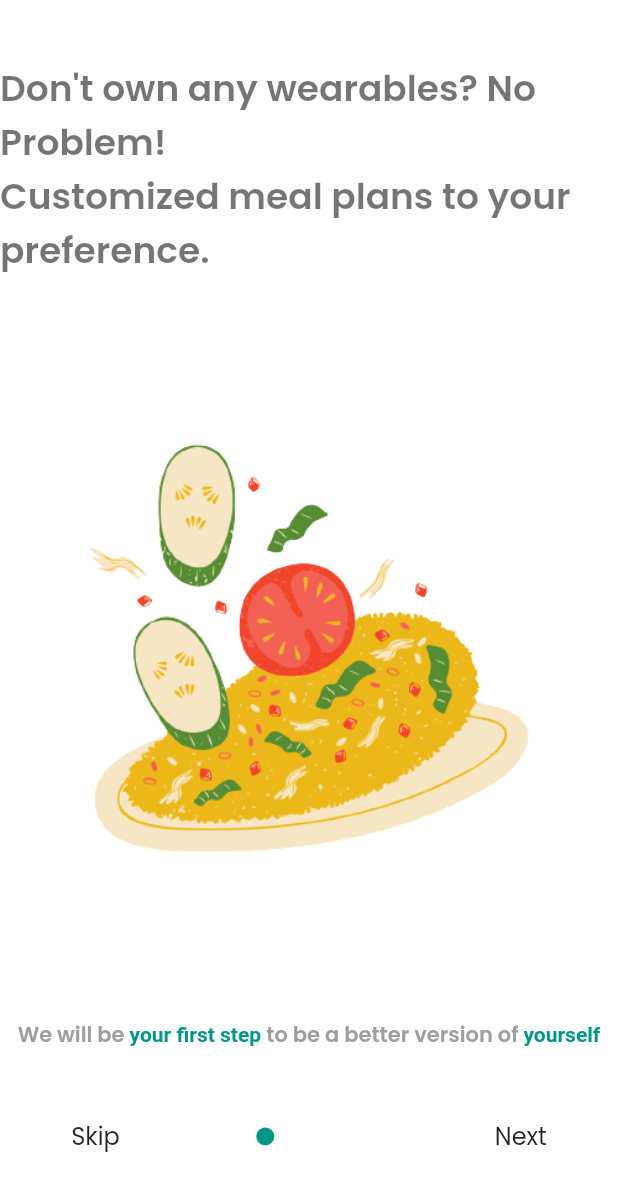
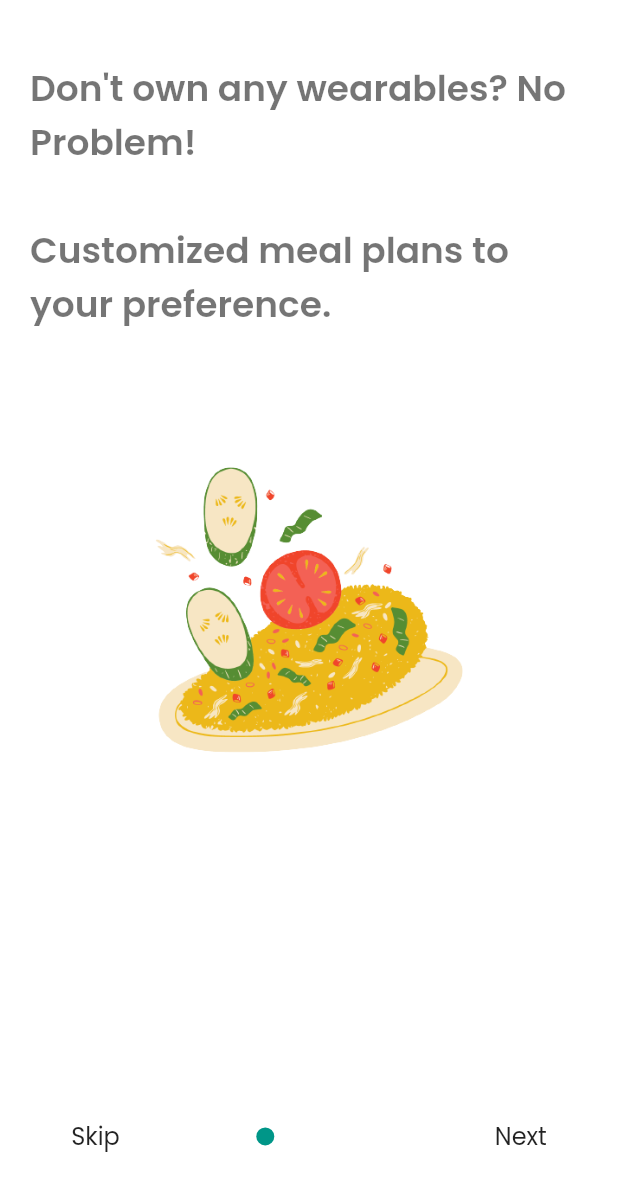
Before and after one commit to IndunilAravinda/IIT-SDGP---EatRight-FLutter-App, a Flutter app: the OnBoardingPage screen opened directly, on a phone screen of 412 x 824 dp. Shown: the top 1191 px of the screen. Run offline on Flutter 3.47's test engine with Material 2 defaults, Android fonts, the phone set to English and light mode, and no system bars; our stand-ins replace cloud_firestore, firebase_auth, firebase_core, flutter_svg, shared_preferences and 2 more; missing offline and left inert: dart:ffi, firebase_ml_model_downloader, tflite_flutter; accounts and stored records are empty; project files that could hold a hidden picture were left out.

Commit message:
UI overflow fixed

```diff
--- a/lib/screens/onboarding/components/body.dart
+++ b/lib/screens/onboarding/components/body.dart
@@ -65,13 +65,16 @@ class _OnBoardingPageState extends State<OnBoardingPage> {
                   SizedBox(
                     height: sizeV * 5,
                   ),
-                  Text(onboardingContents[index].title,
-                      style: Theme.of(context).textTheme.headline1),
+                  Container(
+                      padding: EdgeInsetsDirectional.fromSTEB(20, 0, 20, 0),
+                      child: Text(onboardingContents[index].title,
+                          style: Theme.of(context).textTheme.headline1)),
+
                   SizedBox(
                     height: sizeV * 5,
                   ),
                   Container(
-                    height: sizeV * 50,
+                    height: sizeV * 35,
                     child: Image.asset(
                       onboardingContents[index].image,
                       fit: BoxFit.contain,
@@ -80,28 +83,28 @@ class _OnBoardingPageState extends State<OnBoardingPage> {
                   SizedBox(
                     height: sizeV * 5,
                   ),
-                  RichText(
-                    textAlign: TextAlign.center,
-                    text: TextSpan(
-                      style: Theme.of(context).textTheme.bodyText2,
-                      children: [
-                        TextSpan(text: 'We will be '),
-                        TextSpan(
-                            text: 'your first step ',
-                            style: TextStyle(
-                              color: Theme.of(context).primaryColor,
-                            )),
-                        TextSpan(text: 'to be a better '),
-                        TextSpan(text: 'version of '),
-                        TextSpan(
-                          text: 'yourself ',
-                          style: TextStyle(
-                            color: Theme.of(context).primaryColor,
-                          ),
-                        ),
-                      ],
-                    ),
-                  ),
+                  // RichText(
+                  //   textAlign: TextAlign.center,
+                  //   text: TextSpan(
+                  //     style: Theme.of(context).textTheme.bodyText2,
+                  //     children: [
+                  //       TextSpan(text: 'We will be '),
+                  //       TextSpan(
+                  //           text: 'your first step ',
+                  //           style: TextStyle(
+                  //             color: Theme.of(context).primaryColor,
+                  //           )),
+                  //       TextSpan(text: 'to be a better '),
+                  //       TextSpan(text: 'version of '),
+                  //       TextSpan(
+                  //         text: 'yourself ',
+                  //         style: TextStyle(
+                  //           color: Theme.of(context).primaryColor,
+                  //         ),
+                  //       ),
+                  //     ],
+                  //   ),
+                  // ),
                   SizedBox(
                     height: sizeV * 5,
                   ),
@@ -118,11 +121,11 @@ class _OnBoardingPageState extends State<OnBoardingPage> {
                         buttonName: 'Get Started',
                         onPressed: () async {
                           await Navigator.push(
-                          context,
-                          MaterialPageRoute(
-                            builder: (context) => CreateProfilePageWidget(),
-                          ),
-                        );
+                            context,
+                            MaterialPageRoute(
+                              builder: (context) => CreateProfilePageWidget(),
+                            ),
+                          );
                         },
                         bgColor: Theme.of(context).primaryColor,
                       )
--- a/lib/screens/onboarding/components/onboarding_info.dart
+++ b/lib/screens/onboarding/components/onboarding_info.dart
@@ -11,21 +11,22 @@ class OnBoarding {
 List<OnBoarding> onboardingContents = [
   OnBoarding(
     title:
-        "Don't own any wearables? No Problem!\nCustomized meal plans to your preference.",
+        "Don't own any wearables? No Problem!\n \nCustomized meal plans to your preference.",
     image: 'assets/images/Onboarding_Image1.png',
   ),
   OnBoarding(
-    title: "Meal planning made simple.\nOnly eat what you are supposed to eat!",
+    title:
+        "Meal planning made simple.\n \nOnly eat what you are supposed to eat!",
     image: 'assets/images/Onboarding_Image2.png',
   ),
   OnBoarding(
     title:
-        "Quick and reliable meal plans with recipes!\nLet us help you take your first step to leading a healthy life!",
+        "Quick and reliable meal plans with recipes!\n \nLet us help you take your first step to leading a healthy life!",
     image: 'assets/images/Onboarding_Image3.png',
   ),
   OnBoarding(
     title:
-        "Your journey to a healthy lifestyle begins here!\nEvaluate and keep track of your eating patterns.",
+        "Your journey to a healthy lifestyle begins here!\n \nEvaluate and keep track of your eating patterns.",
     image: 'assets/images/Onboarding_Image4.png',
   ),
 ];
--- a/lib/screens/signup_screen.dart
+++ b/lib/screens/signup_screen.dart
@@ -334,6 +334,8 @@ class _SignUpPageWidgetState extends State<SignUpPageWidget> {
                             builder: (context) => OnboardingScreen(),
                           ),
                         );
+                      } else {
+                        showSnackBar(res, context);
                       }
                     },
                     padding: EdgeInsets.zero,
```
Also changed, not shown: lib/screens/allergiesAndCuisines/components/AllergiesAndCuisines.dart (+11 -12 lines).
